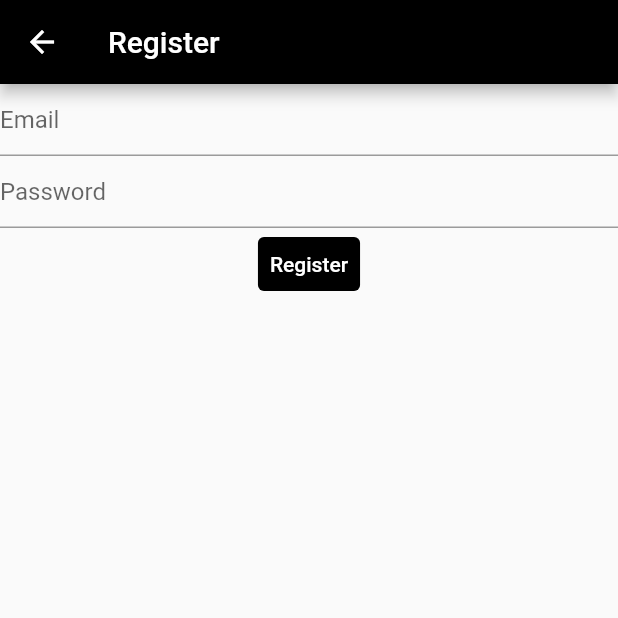
After one commit to Abhishek12345679/catalog_app_tut, a Flutter app: the RegisterView screen opened directly, on a phone screen of 412 x 824 dp, the top half of it. The commit adds this screen. Run offline on Flutter 3.47's test engine with Material 2 defaults, Android fonts, the phone set to English and light mode, and no system bars; our stand-ins replace firebase_auth, firebase_core; accounts and stored records are empty; network calls fail.

Commit message:
worked on login and register view

```diff
--- /dev/null
+++ b/lib/views/register_view.dart
@@ -0,0 +1,95 @@
+import 'package:catalog_app_tut/firebase_options.dart';
+import 'package:firebase_auth/firebase_auth.dart';
+import 'package:firebase_core/firebase_core.dart';
+import 'package:flutter/material.dart';
+
+class RegisterView extends StatefulWidget {
+  const RegisterView({super.key});
+
+  @override
+  State<RegisterView> createState() => _RegisterViewState();
+}
+
+class _RegisterViewState extends State<RegisterView> {
+  late final TextEditingController _email;
+  late final TextEditingController _password;
+
+  @override
+  void initState() {
+    _email = TextEditingController();
+    _password = TextEditingController();
+    super.initState();
+  }
+
+  @override
+  void dispose() {
+    _email.dispose();
+    _password.dispose();
+    super.dispose();
+  }
+
+  @override
+  Widget build(BuildContext context) {
+    return Scaffold(
+      appBar: AppBar(
+        backgroundColor: Colors.black,
+        title: const Text('Register'),
+      ),
+      body: FutureBuilder(
+        future: Firebase.initializeApp(
+          options: DefaultFirebaseOptions.currentPlatform,
+        ),
+        builder: (context, snapshot) {
+          switch (snapshot.connectionState) {
+            case ConnectionState.done:
+              return Center(
+                child: Column(
+                  children: [
+                    TextField(
+                      controller: _email,
+                      decoration: const InputDecoration(
+                        hintText: 'Email',
+                      ),
+                      autocorrect: false,
+                      enableSuggestions: false,
+                      keyboardType: TextInputType.emailAddress,
+                    ),
+                    TextField(
+                      controller: _password,
+                      decoration: const InputDecoration(
+                        hintText: 'Password',
+                      ),
+                      obscureText: true,
+                      autocorrect: false,
+                      enableSuggestions: false,
+                    ),
+                    TextButton(
+                      onPressed: () async {
+                        try {
+                          final userCredential = await FirebaseAuth.instance
+                              .createUserWithEmailAndPassword(
+                            email: _email.text,
+                            password: _password.text,
+                          );
+                          print('user: $userCredential');
+                        } on FirebaseAuthException catch (e) {}
+                      },
+                      style: ButtonStyle(
+                        backgroundColor: MaterialStateColor.resolveWith(
+                            (states) => Colors.black),
+                        foregroundColor: MaterialStateColor.resolveWith(
+                            (states) => Colors.white),
+                      ),
+                      child: const Text('Register'),
+                    )
+                  ],
+                ),
+              );
+            default:
+              return const Text('Loading...');
+          }
+        },
+      ),
+    );
+  }
+}
```
Also changed, not shown: lib/main.dart (+2 -95 lines), lib/views/login_view.dart (added, +118 -0 lines), 3 other files.
